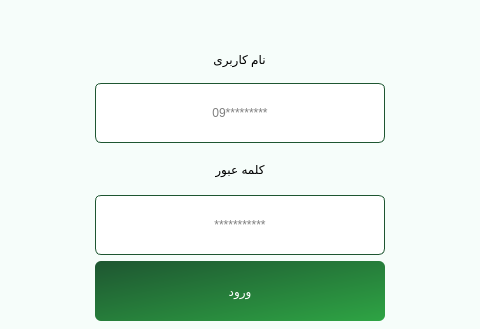
Above: main.ui from Farazist/raspberrypi-app before the change; both pictures show x 260 to 740 and y 0 to 329 of the 1000 by 600 pixel window. Below: the same form after it.
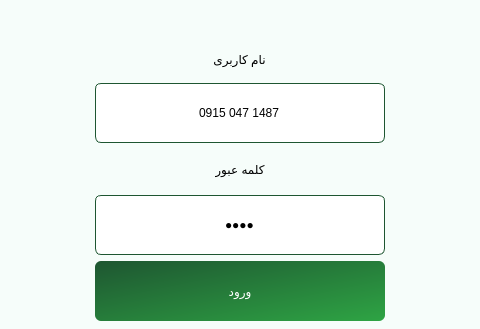
That is the form after the change. The open tabs and pages were chosen to show the change. Icons and pictures are not drawn.

```diff
--- a/main.ui
+++ b/main.ui
@@ -391,6 +391,12 @@
          <property name="inputMethodHints">
           <set>Qt::ImhDigitsOnly</set>
          </property>
+         <property name="inputMask">
+          <string>0000 000 0000</string>
+         </property>
+         <property name="text">
+          <string>0915 047 1487</string>
+         </property>
          <property name="alignment">
           <set>Qt::AlignCenter</set>
          </property>
@@ -443,6 +449,9 @@
          <property name="inputMethodHints">
           <set>Qt::ImhDigitsOnly|Qt::ImhHiddenText|Qt::ImhNoAutoUppercase|Qt::ImhNoPredictiveText|Qt::ImhSensitiveData</set>
          </property>
+         <property name="text">
+          <string>1234</string>
+         </property>
          <property name="echoMode">
           <enum>QLineEdit::Password</enum>
          </property>
```
Left out of the diff: 7 changed lines with no effect on the pictures.
